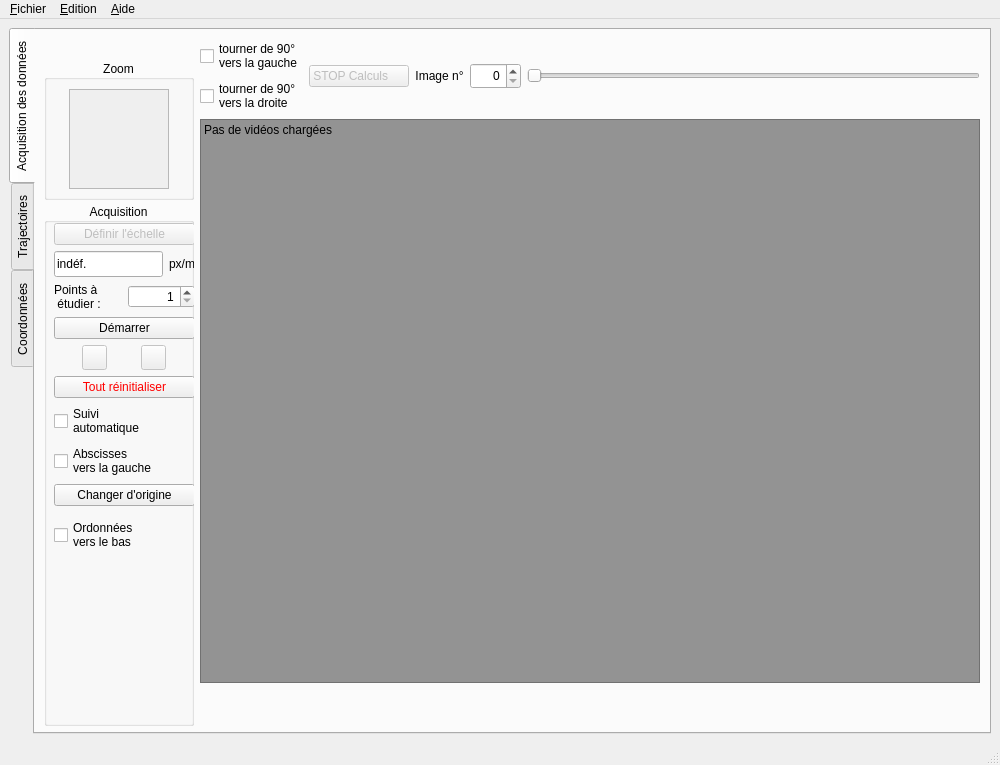
Old version of the form src/pymecavideo_mini_layout.ui in the repository rene-d/pymecavideo.
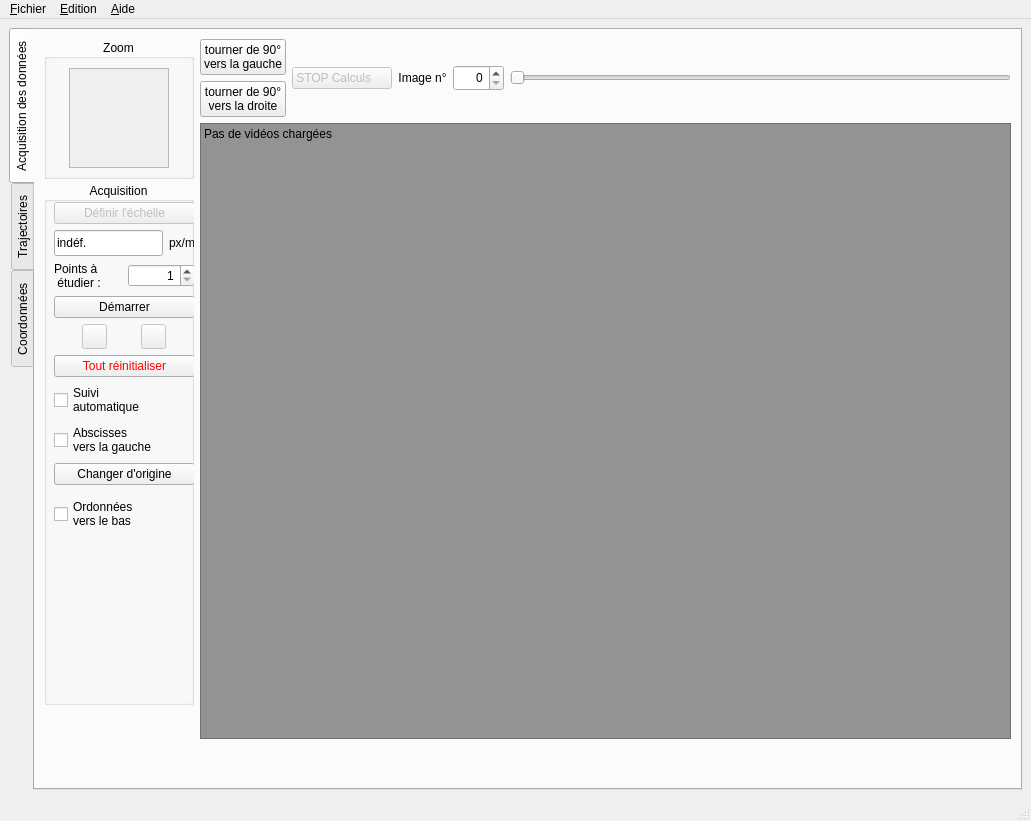
New version of the form. Icons and pictures are not drawn. Custom widgets are drawn as their Qt base class.

What changed in the file:
```diff
--- a/src/pymecavideo_mini_layout.ui
+++ b/src/pymecavideo_mini_layout.ui
@@ -6,8 +6,8 @@
    <rect>
     <x>0</x>
     <y>0</y>
-    <width>1000</width>
-    <height>765</height>
+    <width>1031</width>
+    <height>821</height>
    </rect>
   </property>
   <property name="sizePolicy">
@@ -92,6 +92,12 @@
        <number>0</number>
       </property>
       <widget class="QWidget" name="tab_acq">
+       <property name="sizePolicy">
+        <sizepolicy hsizetype="Preferred" vsizetype="Preferred">
+         <horstretch>0</horstretch>
+         <verstretch>0</verstretch>
+        </sizepolicy>
+       </property>
        <attribute name="title">
         <string>Acquisition des données</string>
        </attribute>
@@ -109,19 +115,6 @@
             <property name="sizeConstraint">
              <enum>QLayout::SetDefaultConstraint</enum>
             </property>
-            <item>
-             <spacer name="verticalSpacer_6">
-              <property name="orientation">
-               <enum>Qt::Vertical</enum>
-              </property>
-              <property name="sizeHint" stdset="0">
-               <size>
-                <width>147</width>
-                <height>13</height>
-               </size>
-              </property>
-             </spacer>
-            </item>
             <item>
              <widget class="QGroupBox" name="groupBox_3">
               <property name="enabled">
@@ -503,6 +496,19 @@
               </widget>
              </widget>
             </item>
+            <item>
+             <spacer name="verticalSpacer_6">
+              <property name="orientation">
+               <enum>Qt::Vertical</enum>
+              </property>
+              <property name="sizeHint" stdset="0">
+               <size>
+                <width>20</width>
+                <height>40</height>
+               </size>
+              </property>
+             </spacer>
+            </item>
            </layout>
           </item>
           <item>
@@ -512,7 +518,7 @@
               <item>
                <layout class="QVBoxLayout" name="verticalLayout_11">
                 <item>
-                 <widget class="QCheckBox" name="checkBox_rot_gauche">
+                 <widget class="QPushButton" name="pushButton_rot_gauche">
                   <property name="text">
                    <string>tourner de 90°
 vers la gauche</string>
@@ -520,7 +526,7 @@
                  </widget>
                 </item>
                 <item>
-                 <widget class="QCheckBox" name="checkBox_rot_droite">
+                 <widget class="QPushButton" name="pushButton_rot_droite">
                   <property name="text">
                    <string>tourner de 90°
 vers la droite</string>
@@ -1110,7 +1116,7 @@
     <rect>
      <x>0</x>
      <y>0</y>
-     <width>1000</width>
+     <width>1031</width>
      <height>23</height>
     </rect>
    </property>
```
